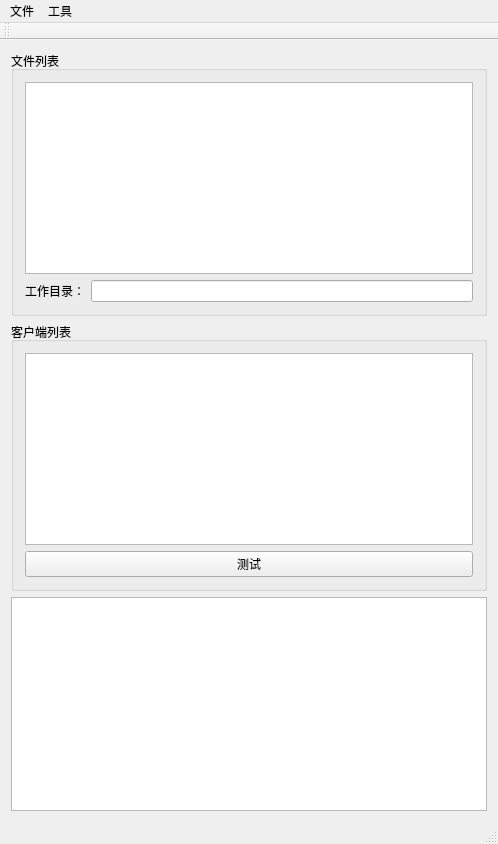
Above: mainwindow.ui from ChocoCLv/LIMS_FILE_SERVER before the change. Below: the same form after it.
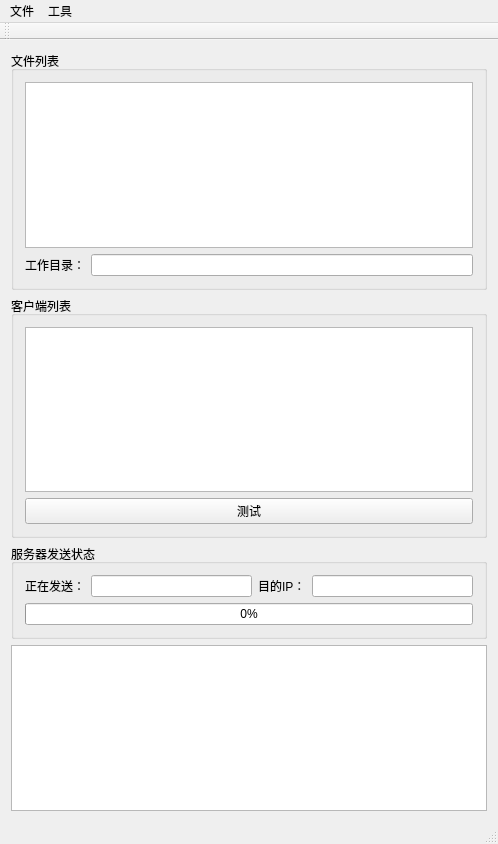
That is the form after the change.

Commit message: 显示客户端状态

Diff of the .ui file:
```diff
--- a/mainwindow.ui
+++ b/mainwindow.ui
@@ -61,6 +61,42 @@
      </widget>
     </item>
     <item row="2" column="0">
+     <widget class="QGroupBox" name="groupBox_3">
+      <property name="title">
+       <string>服务器发送状态</string>
+      </property>
+      <layout class="QGridLayout" name="gridLayout_3">
+       <item row="0" column="0">
+        <widget class="QLabel" name="label">
+         <property name="text">
+          <string>正在发送：</string>
+         </property>
+        </widget>
+       </item>
+       <item row="0" column="1">
+        <widget class="QLineEdit" name="edtFileName"/>
+       </item>
+       <item row="0" column="2">
+        <widget class="QLabel" name="label_3">
+         <property name="text">
+          <string>目的IP：</string>
+         </property>
+        </widget>
+       </item>
+       <item row="0" column="3">
+        <widget class="QLineEdit" name="edtDstIP"/>
+       </item>
+       <item row="1" column="0" colspan="4">
+        <widget class="QProgressBar" name="progressBar">
+         <property name="value">
+          <number>0</number>
+         </property>
+        </widget>
+       </item>
+      </layout>
+     </widget>
+    </item>
+    <item row="3" column="0">
      <widget class="QTextEdit" name="edtLog"/>
     </item>
    </layout>
```
Left out of the diff: 2 changed lines with no effect on the pictures. The commit also changes 13 other files.
